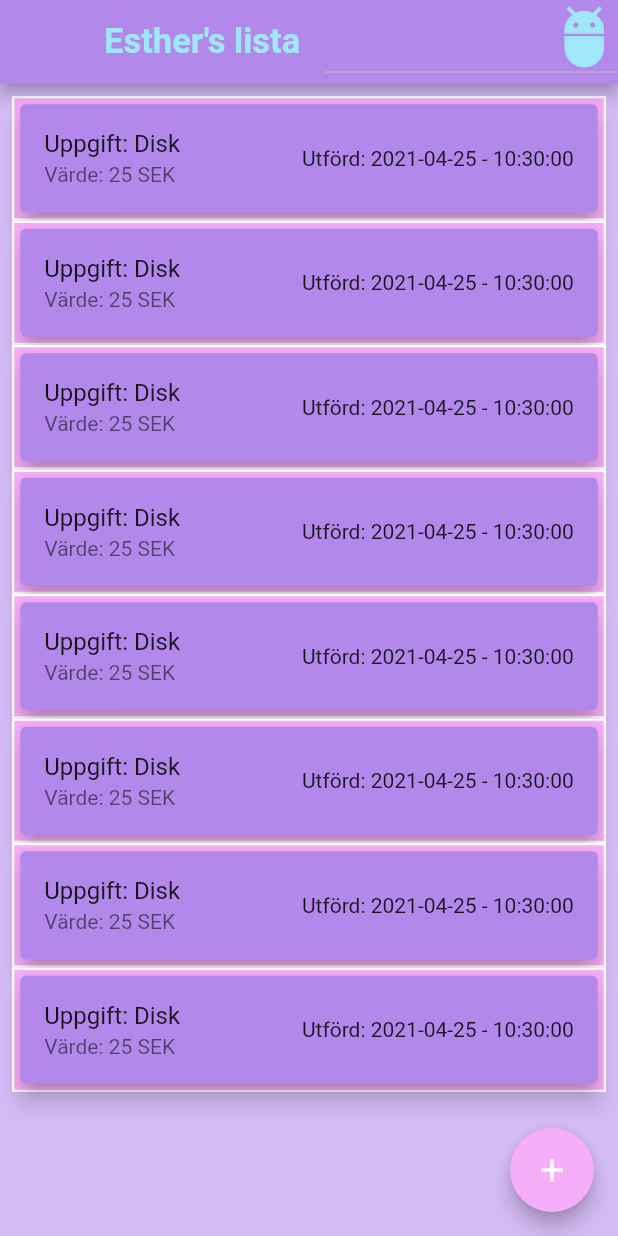
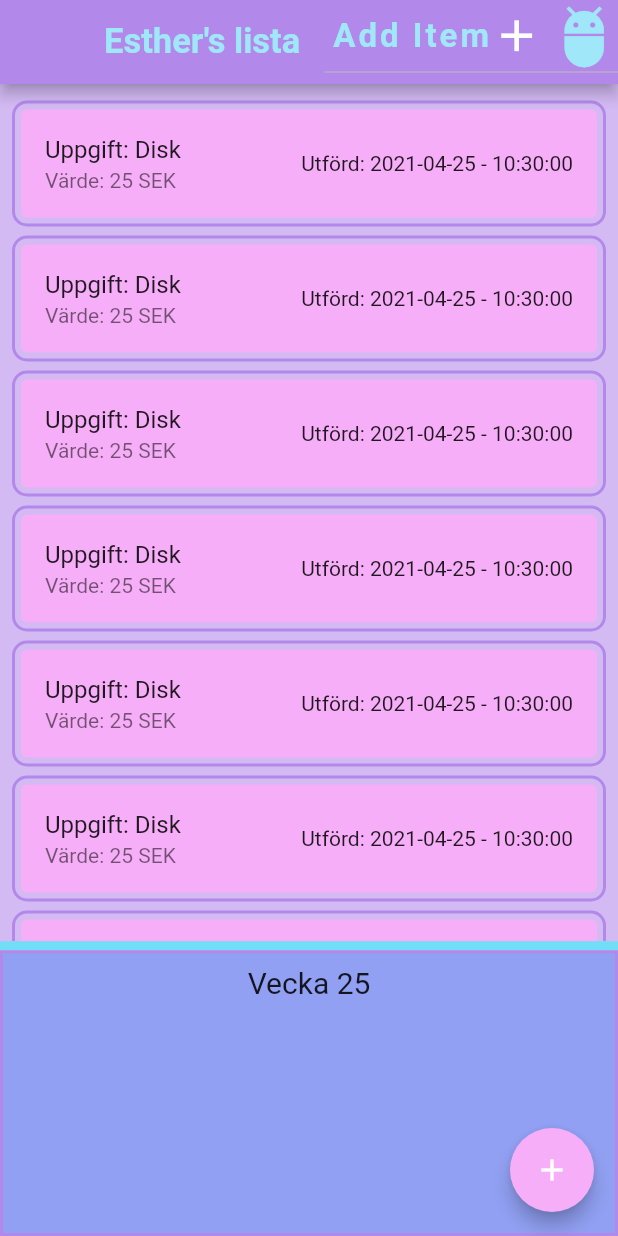
Before and after one commit to Borgersen84/weekly_allowance_app, a Flutter app: the screen it shows after launch, on a phone screen of 412 x 824 dp. Run offline on Flutter 3.47's test engine with Material 2 defaults, Android fonts, the phone set to English and light mode, and no system bars.

Commit message:
Created model for weekly money overview

```diff
--- /dev/null
+++ b/lib/models/weekly_money_model.dart
@@ -0,0 +1,11 @@
+import 'package:flutter/material.dart';
+
+class WeeklyMoney {
+  String weekNumber;
+  String moneyEarned;
+  List<String> weeklyTasks;
+  Icon progressIcon;
+
+  WeeklyMoney(
+      {this.weekNumber, this.moneyEarned, this.weeklyTasks, this.progressIcon});
+}
--- a/lib/screens/start_screen.dart
+++ b/lib/screens/start_screen.dart
@@ -4,10 +4,17 @@ import 'dart:core';
 import 'package:esther_money_app/utilities/constants.dart';
 import 'package:esther_money_app/widgets/menuitems/menu_item_row.dart';
 import 'package:esther_money_app/widgets/menuitems/menu_item_container.dart';
-import 'package:intl/date_symbol_data_file.dart';
 import 'package:intl/intl.dart';
+import 'package:esther_money_app/models/weekly_money_model.dart';
 
 class StartScreen extends StatelessWidget {
+  WeeklyMoney moneyWeekly = WeeklyMoney(
+    weekNumber: "6",
+    moneyEarned: "200 SEK",
+    weeklyTasks: ["Städa, Diska, Ta ut sopor"],
+    progressIcon: Icon(Icons.email),
+  );
+
   DropdownMenuItem dropDown = DropdownMenuItem(
     child: MenuItemContainer(
       MenuItemRow("Add Item", kMenuIcon),
@@ -15,7 +22,6 @@ class StartScreen extends StatelessWidget {
     onTap: () {
       print("textitem clicked");
     },
-    value: 1,
   );
 
   ListTile tile = ListTile(
@@ -41,15 +47,6 @@ class StartScreen extends StatelessWidget {
     trailing: Text("Utförd: $thisTime"),
   );
 
-  List<DropdownMenuItem> addItems() {
-    List<DropdownMenuItem> menuItems = [];
-    menuItems.add(dropDown);
-    menuItems.add(dropDown);
-    menuItems.add(dropDown);
-
-    return menuItems;
-  }
-
   List<ListTile> mainList() {
     List<ListTile> myList = [];
     myList.add(mainTile);
@@ -62,6 +59,15 @@ class StartScreen extends StatelessWidget {
     myList.add(mainTile);
 
     return myList;
+  }
+
+  List<DropdownMenuItem> addItems() {
+    List<DropdownMenuItem> menuItems = [];
+    menuItems.add(dropDown);
+    menuItems.add(dropDown);
+    menuItems.add(dropDown);
+
+    return menuItems;
   }
 
   List<ListTile> listTiles() {
@@ -138,26 +144,57 @@ class StartScreen extends StatelessWidget {
         mainAxisAlignment: MainAxisAlignment.center,
         children: [
           Expanded(
+            flex: 3,
             child: ListView.builder(
                 padding: EdgeInsets.all(8.0),
                 itemCount: mainList().length,
                 itemBuilder: (context, index) {
                   return Container(
+                    margin: EdgeInsets.symmetric(vertical: 3.0, horizontal: 0),
                     decoration: BoxDecoration(
-                      color: Color(0xFFF7AEF8),
-                      border: Border.all(color: Colors.white, width: 1.5),
+                      border: Border.all(color: Color(0xFFB388EB), width: 2),
+                      borderRadius: BorderRadius.circular(10.0),
                     ),
                     child: Card(
-                      elevation: 6,
-                      color: Color(0xFFB388EB),
+                      elevation: 0,
+                      color: Color(0xFFF7AEF8),
                       child: mainList()[index],
                     ),
                   );
                 }),
           ),
-          /*Center(
-            child: Text("Hello"),
-          ),*/
+          SizedBox(
+            width: double.infinity,
+            height: 6.0,
+            child: Container(
+              color: Color(0xFF72DDF7),
+            ),
+          ),
+          Expanded(
+            flex: 1,
+            child: Container(
+              decoration: BoxDecoration(
+                color: Color(0xFF91A0F3),
+                border: Border.all(color: Color(0xFFB388EB), width: 2),
+              ),
+              child: Column(
+                children: [
+                  Padding(
+                    padding: EdgeInsets.all(8.0),
+                    child: SizedBox(
+                      width: double.infinity,
+                      child: Center(
+                        child: Text(
+                          "Vecka 25",
+                          style: TextStyle(fontSize: 20.0),
+                        ),
+                      ),
+                    ),
+                  ),
+                ],
+              ),
+            ),
+          ),
         ],
       ),
     );
--- a/lib/widgets/menuitems/menu_item_container.dart
+++ b/lib/widgets/menuitems/menu_item_container.dart
@@ -1,7 +1,8 @@
+import 'package:esther_money_app/widgets/menuitems/menu_item_row.dart';
 import 'package:flutter/material.dart';
 
 class MenuItemContainer extends StatelessWidget {
-  final Widget menuItemRow;
+  final MenuItemRow menuItemRow;
 
   MenuItemContainer(this.menuItemRow);
   @override
--- a/lib/widgets/menuitems/menu_item_row.dart
+++ b/lib/widgets/menuitems/menu_item_row.dart
@@ -25,7 +25,7 @@ class MenuItemRow extends StatelessWidget {
         ),
       ],
     );
-/*        ListTile(
+    /*ListTile(
       title: Text(menuItemText),
       subtitle: Text("Testing list tiles"),
       trailing: menuItemIcon,
```
